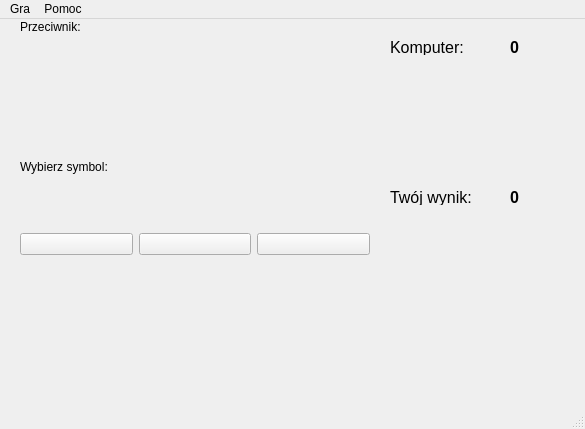
Above: RockPaperScissorsQt.ui from sierzput/Rock-paper-scissors before the change. Below: the same form after it.
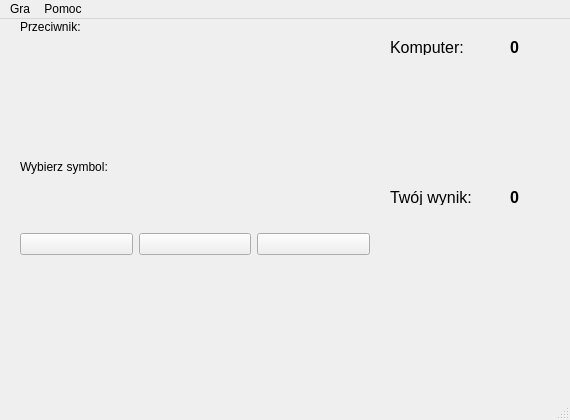
That is the form after the change. Icons and pictures are not drawn.

Commit message: Fix Qt window size issue

Diff of the .ui file:
```diff
--- a/RockPaperScissorsQt.ui
+++ b/RockPaperScissorsQt.ui
@@ -6,10 +6,22 @@
    <rect>
     <x>0</x>
     <y>0</y>
-    <width>585</width>
-    <height>429</height>
+    <width>570</width>
+    <height>420</height>
    </rect>
   </property>
+  <property name="minimumSize">
+   <size>
+    <width>560</width>
+    <height>420</height>
+   </size>
+  </property>
+  <property name="maximumSize">
+   <size>
+    <width>800</width>
+    <height>600</height>
+   </size>
+  </property>
   <property name="windowTitle">
    <string>Kamień, Papier, Nożyce</string>
   </property>
@@ -319,7 +331,7 @@
     <rect>
      <x>0</x>
      <y>0</y>
-     <width>585</width>
+     <width>570</width>
      <height>21</height>
     </rect>
    </property>
```
The commit also changes 1 other file.
